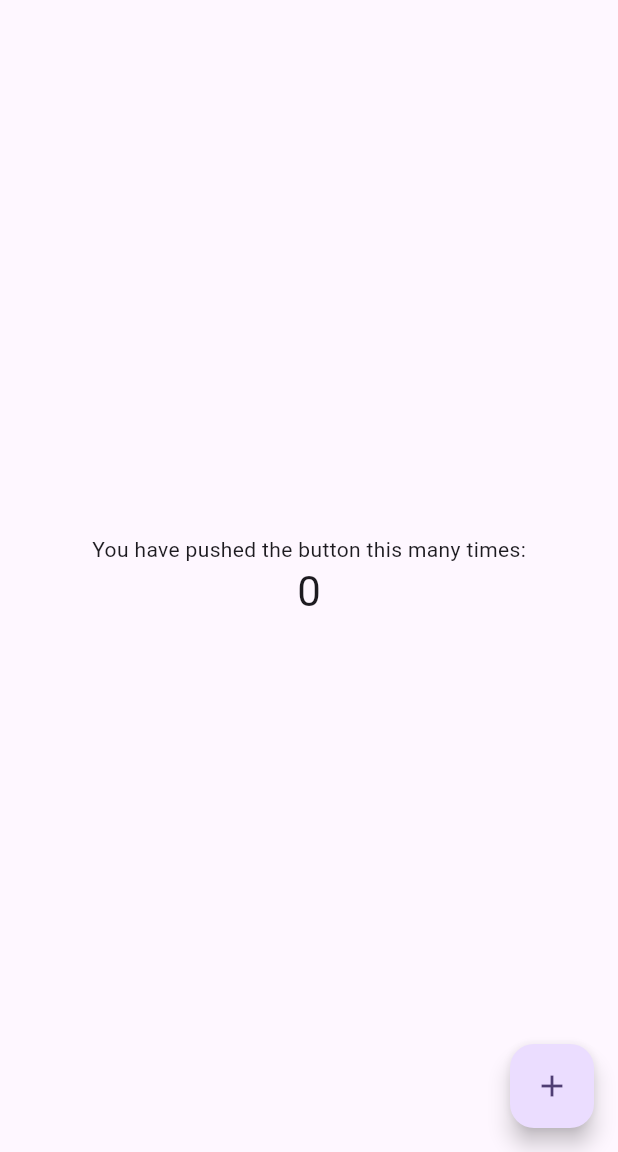
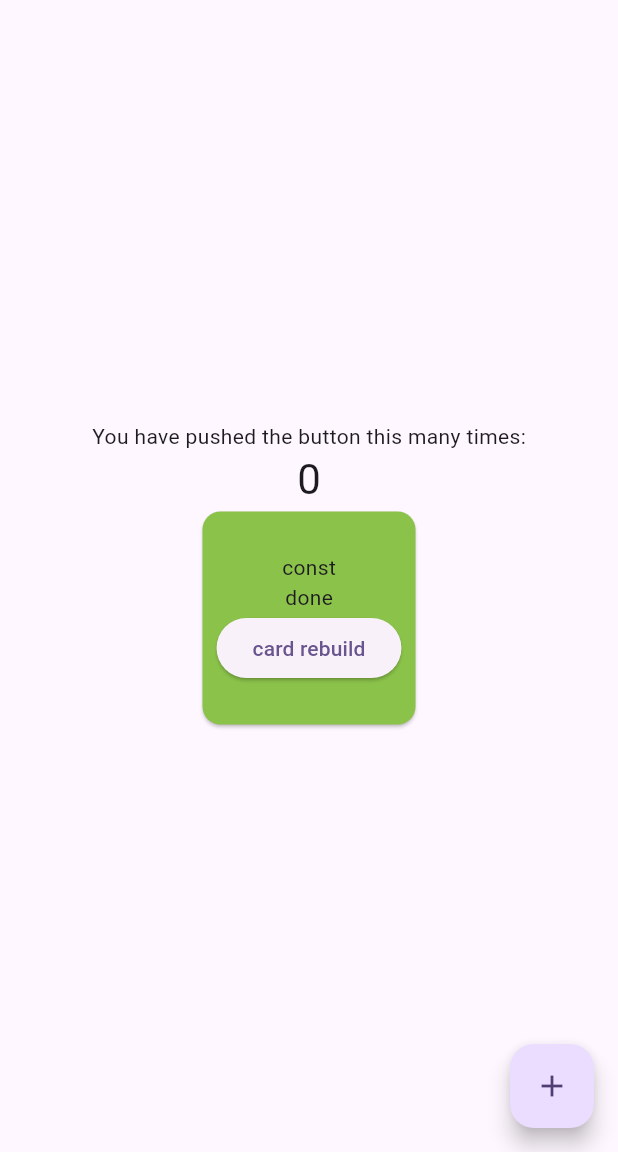
Before and after one commit to tucur-prg/flutter_lifecycle_example, a Flutter app: the screen it shows after launch, on a phone screen of 412 x 824 dp, the part 84-1236 px from its top. Run offline on Flutter 3.47's test engine with Material 3 defaults, Android fonts, the phone set to English and light mode, and no system bars; our stand-ins replace go_router.

Commit message:
widget rebuild

```diff
--- a/lib/src/home.dart
+++ b/lib/src/home.dart
@@ -1,4 +1,6 @@
 import 'package:flutter/material.dart';
+
+import 'widget/card.dart';
 
 class MyHomePage extends StatefulWidget {
   const MyHomePage({super.key, required this.title});
@@ -19,7 +21,15 @@ class _MyHomePageState extends State<MyHomePage> {
   }
 
   @override
+  void initState() {
+    super.initState();
+    print("MyLog: flutter: MyHomePage.initState()");
+  }
+
+  @override
   Widget build(BuildContext context) {
+    print("MyLog: flutter: MyHomePage.build()");
+
     return Scaffold(
       appBar: AppBar(
         backgroundColor: Theme.of(context).colorScheme.inversePrimary,
@@ -36,6 +46,7 @@ class _MyHomePageState extends State<MyHomePage> {
               '$_counter',
               style: Theme.of(context).textTheme.headlineMedium,
             ),
+            CardWidget(),
           ],
         ),
       ),
--- /dev/null
+++ b/lib/src/widget/card.dart
@@ -0,0 +1,70 @@
+import 'package:flutter/material.dart';
+
+import 'text.dart';
+
+class CardWidget extends StatefulWidget {
+  const CardWidget({super.key});
+
+  @override
+  State<CardWidget> createState() => _State();
+}
+
+class _State extends State<CardWidget> {
+  late Future<String> _task;
+
+  @override
+  void initState() {
+    super.initState();
+    print("MyLog: flutter: CardWidget.initState()");
+
+    _task = Future.delayed(const Duration(seconds: 3), () => 'done');
+  }
+
+  @override
+  Widget build(BuildContext context) {
+    print("MyLog: flutter: CardWidget.build()");
+    return FutureBuilder<String>(
+      future: _task,
+      builder: (BuildContext context, AsyncSnapshot<String> snapshot) {
+        print("MyLog: flutter: CardWidget.FutureBuilder(${snapshot.connectionState})");
+        if (snapshot.connectionState == ConnectionState.done) {
+          return SizedBox(
+            height: 150,
+            width: 150,
+            child: Card(
+              color: Colors.lightGreen,
+              child: Center(
+                child: Column(
+                  mainAxisSize: MainAxisSize.min,
+                  children: [
+                    const TextWidget("const"),
+
+                    TextWidget(snapshot.data!),
+
+                    ElevatedButton(
+                      child: const Text("card rebuild"),
+                      onPressed: () {
+                        setState(() {
+                          // rebuild
+                        });
+                      },
+                    ),
+                  ],
+                ),
+              ),
+            ),
+          );
+        } else {
+          return const SizedBox(
+            height: 150,
+            width: 150,
+            child: Card(
+              color: Colors.lightBlue,
+              child: CircularProgressIndicator(strokeWidth: 8.0),
+            ),
+          );
+        }
+      },
+    );
+  }
+}
--- /dev/null
+++ b/lib/src/widget/text.dart
@@ -0,0 +1,24 @@
+import 'package:flutter/material.dart';
+
+class TextWidget extends StatefulWidget {
+  const TextWidget(this.data, {super.key});
+
+  final String data;
+
+  @override
+  State<TextWidget> createState() => _State();
+}
+
+class _State extends State<TextWidget> {
+  @override
+  void initState() {
+    print("MyLog: flutter: TextWidget.initState(${widget.data})");
+    super.initState();
+  }
+
+  @override
+  Widget build(BuildContext context) {
+    print("MyLog: flutter: TextWidget.build(${widget.data})");
+    return Text(widget.data);
+  }
+}
```
